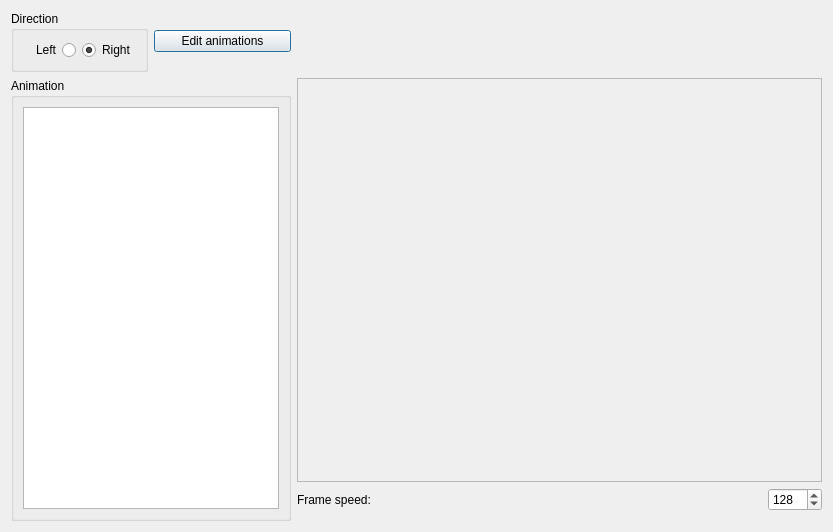
Old version of the form PlayableCalibrator/animator/animator.ui in the repository WohlSoft/Moondust-Project.
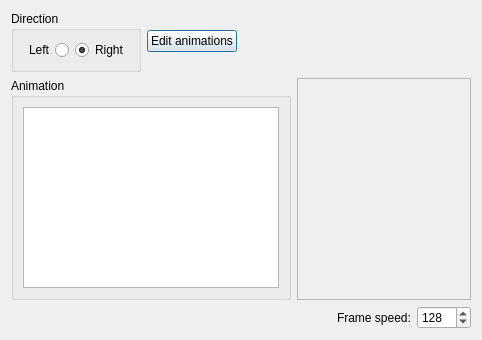
New version of the form. Icons and pictures are not drawn. Custom widgets are drawn as their Qt base class.

Commit message:
Calibrator: Animator is now non-modal
You can open animator in parallel and keep it as the real-time preview if your hitbox changes you did

```diff
--- a/PlayableCalibrator/animator/animator.ui
+++ b/PlayableCalibrator/animator/animator.ui
@@ -6,8 +6,8 @@
    <rect>
     <x>0</x>
     <y>0</y>
-    <width>833</width>
-    <height>532</height>
+    <width>482</width>
+    <height>340</height>
    </rect>
   </property>
   <property name="windowTitle">
@@ -17,7 +17,78 @@
    <iconset resource="../_resources/images.qrc">
     <normaloff>:/images/Icon16.png</normaloff>:/images/Icon16.png</iconset>
   </property>
-  <layout class="QGridLayout" name="gridLayout_3" rowstretch="0,1000,0,10" columnstretch="0,0,1000,0,0">
+  <layout class="QGridLayout" name="gridLayout_3" rowstretch="0,0,0,0,0" columnstretch="0,1000,0">
+   <item row="2" column="0">
+    <widget class="QGroupBox" name="groupBox_2">
+     <property name="sizePolicy">
+      <sizepolicy hsizetype="Maximum" vsizetype="Preferred">
+       <horstretch>0</horstretch>
+       <verstretch>0</verstretch>
+      </sizepolicy>
+     </property>
+     <property name="title">
+      <string>Animation</string>
+     </property>
+     <layout class="QGridLayout" name="gridLayout_2">
+      <item row="0" column="0" colspan="2">
+       <widget class="QListWidget" name="animationsList">
+        <property name="sizePolicy">
+         <sizepolicy hsizetype="Maximum" vsizetype="Expanding">
+          <horstretch>0</horstretch>
+          <verstretch>0</verstretch>
+         </sizepolicy>
+        </property>
+        <property name="editTriggers">
+         <set>QAbstractItemView::NoEditTriggers</set>
+        </property>
+       </widget>
+      </item>
+     </layout>
+    </widget>
+   </item>
+   <item row="2" column="1">
+    <widget class="FrameTuneScene" name="preview">
+     <property name="sizePolicy">
+      <sizepolicy hsizetype="Expanding" vsizetype="Preferred">
+       <horstretch>0</horstretch>
+       <verstretch>0</verstretch>
+      </sizepolicy>
+     </property>
+     <property name="minimumSize">
+      <size>
+       <width>100</width>
+       <height>100</height>
+      </size>
+     </property>
+     <property name="frameShape">
+      <enum>QFrame::StyledPanel</enum>
+     </property>
+     <property name="frameShadow">
+      <enum>QFrame::Raised</enum>
+     </property>
+    </widget>
+   </item>
+   <item row="1" column="0" colspan="2">
+    <widget class="QFrame" name="frame">
+     <property name="frameShape">
+      <enum>QFrame::NoFrame</enum>
+     </property>
+     <property name="frameShadow">
+      <enum>QFrame::Raised</enum>
+     </property>
+     <layout class="QGridLayout" name="gridLayout_4">
+      <property name="leftMargin">
+       <number>0</number>
+      </property>
+      <property name="topMargin">
+       <number>0</number>
+      </property>
+      <property name="rightMargin">
+       <number>0</number>
+      </property>
+      <property name="bottomMargin">
+       <number>0</number>
+      </property>
    <item row="0" column="1">
     <widget class="QPushButton" name="EditAnimationBtn">
      <property name="text">
@@ -57,30 +128,51 @@
      </layout>
     </widget>
    </item>
-   <item row="1" column="0" rowspan="3" colspan="2">
-    <widget class="QGroupBox" name="groupBox_2">
-     <property name="title">
-      <string>Animation</string>
-     </property>
-     <layout class="QGridLayout" name="gridLayout_2">
-      <item row="0" column="0" colspan="2">
-       <widget class="QListWidget" name="animationsList">
-        <property name="editTriggers">
-         <set>QAbstractItemView::NoEditTriggers</set>
+      <item row="0" column="2">
+       <spacer name="horizontalSpacer">
+        <property name="orientation">
+         <enum>Qt::Horizontal</enum>
+        </property>
+        <property name="sizeHint" stdset="0">
+         <size>
+          <width>40</width>
+          <height>20</height>
+         </size>
         </property>
-       </widget>
+       </spacer>
       </item>
      </layout>
     </widget>
    </item>
-   <item row="2" column="2">
+   <item row="3" column="0" colspan="2">
+    <widget class="QFrame" name="frame_2">
+     <property name="frameShape">
+      <enum>QFrame::NoFrame</enum>
+     </property>
+     <property name="frameShadow">
+      <enum>QFrame::Raised</enum>
+     </property>
+     <layout class="QGridLayout" name="gridLayout_5">
+      <property name="leftMargin">
+       <number>0</number>
+      </property>
+      <property name="topMargin">
+       <number>0</number>
+      </property>
+      <property name="rightMargin">
+       <number>0</number>
+      </property>
+      <property name="bottomMargin">
+       <number>0</number>
+      </property>
+      <item row="0" column="1">
     <widget class="QLabel" name="label">
      <property name="text">
       <string>Frame speed:</string>
      </property>
     </widget>
    </item>
-   <item row="2" column="3">
+      <item row="0" column="2">
     <widget class="QSpinBox" name="FrameSpeed">
      <property name="minimum">
       <number>32</number>
@@ -93,48 +185,22 @@
      </property>
     </widget>
    </item>
-   <item row="3" column="2">
-    <spacer name="verticalSpacer_2">
+      <item row="0" column="0">
+       <spacer name="horizontalSpacer_2">
      <property name="orientation">
-      <enum>Qt::Vertical</enum>
+         <enum>Qt::Horizontal</enum>
      </property>
      <property name="sizeHint" stdset="0">
       <size>
-       <width>20</width>
-       <height>106</height>
+          <width>40</width>
+          <height>20</height>
       </size>
      </property>
     </spacer>
    </item>
-   <item row="1" column="2" colspan="2">
-    <widget class="FrameTuneScene" name="preview">
-     <property name="minimumSize">
-      <size>
-       <width>450</width>
-       <height>0</height>
-      </size>
-     </property>
-     <property name="frameShape">
-      <enum>QFrame::StyledPanel</enum>
-     </property>
-     <property name="frameShadow">
-      <enum>QFrame::Raised</enum>
-     </property>
+     </layout>
     </widget>
    </item>
-   <item row="0" column="2" colspan="2">
-    <spacer name="verticalSpacer">
-     <property name="orientation">
-      <enum>Qt::Vertical</enum>
-     </property>
-     <property name="sizeHint" stdset="0">
-      <size>
-       <width>20</width>
-       <height>47</height>
-      </size>
-     </property>
-    </spacer>
-   </item>
   </layout>
  </widget>
  <customwidgets>
```
Left out of the diff: 1 changed line with no effect on the pictures. Lines whose indentation alone changed are shown as unchanged. The commit also changes 5 other files.
